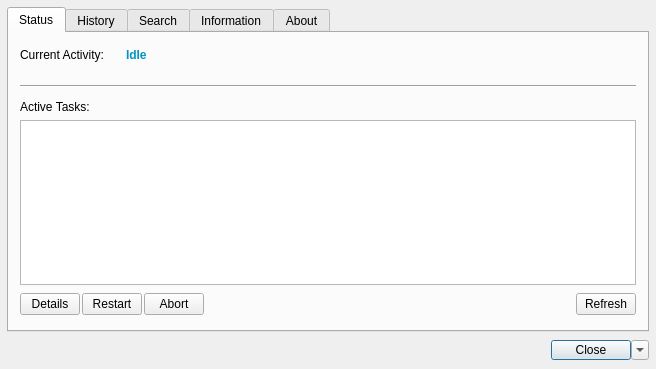
Above: CloudAgent/yca_mainwindow.ui from WillForan/yarraclient before the change. Below: the same form after it.
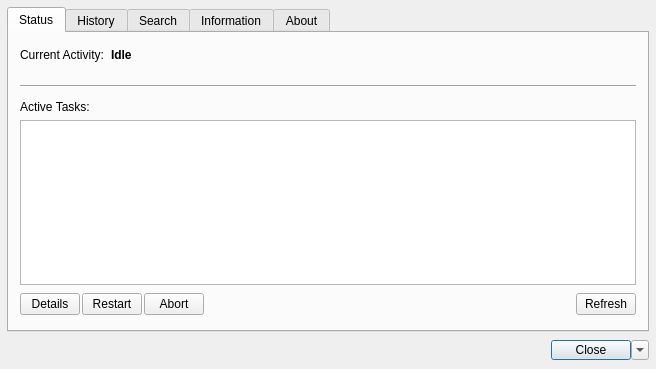
That is the form after the change. Icons and pictures are not drawn.

Patch:
```diff
--- a/CloudAgent/yca_mainwindow.ui
+++ b/CloudAgent/yca_mainwindow.ui
@@ -76,7 +76,7 @@
            <widget class="QLabel" name="label_3">
             <property name="maximumSize">
              <size>
-              <width>100</width>
+              <width>85</width>
               <height>16777215</height>
              </size>
             </property>
@@ -97,7 +97,7 @@
              </size>
             </property>
             <property name="text">
-             <string>&lt;html&gt;&lt;head/&gt;&lt;body&gt;&lt;p&gt;&lt;span style=&quot; font-weight:600; color:#0096C1;&quot;&gt;Idle&lt;/span&gt;&lt;/p&gt;&lt;/body&gt;&lt;/html&gt;</string>
+             <string>&lt;html&gt;&lt;head/&gt;&lt;body&gt;&lt;p&gt;&lt;span style=&quot; font-weight:600; color:#000000;&quot;&gt;Idle&lt;/span&gt;&lt;/p&gt;&lt;/body&gt;&lt;/html&gt;</string>
             </property>
             <property name="alignment">
              <set>Qt::AlignLeading|Qt::AlignLeft|Qt::AlignTop</set>
```
Left out of the diff: 2 changed lines with no effect on the pictures.
